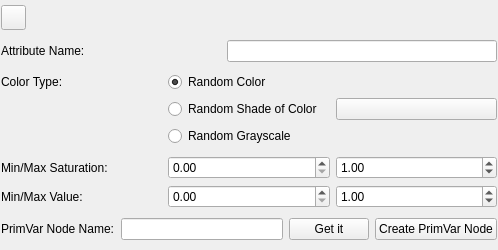
First picture: the form in python/gui/ui/rmanCwidget.ui, repository alijafargholi/prman_rfmPrimVarTool, before the edit.
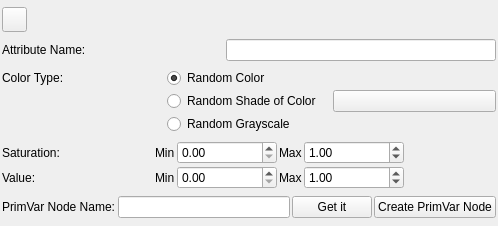
Second picture: the form after the edit.

```diff
--- a/python/gui/ui/rmanCwidget.ui
+++ b/python/gui/ui/rmanCwidget.ui
@@ -7,21 +7,24 @@
     <x>0</x>
     <y>0</y>
     <width>498</width>
-    <height>250</height>
+    <height>226</height>
    </rect>
   </property>
   <property name="maximumSize">
    <size>
     <width>16777215</width>
-    <height>250</height>
+    <height>230</height>
    </size>
   </property>
   <property name="windowTitle">
    <string>Form</string>
   </property>
   <layout class="QVBoxLayout" name="mainLayout">
+   <property name="spacing">
+    <number>2</number>
+   </property>
    <property name="margin">
-    <number>1</number>
+    <number>2</number>
    </property>
    <item>
     <widget class="QPushButton" name="delete_this">
@@ -110,19 +113,60 @@
      <item row="0" column="0">
       <widget class="QLabel" name="label_3">
        <property name="text">
-        <string>Min/Max Saturation:</string>
+        <string>Saturation:</string>
        </property>
       </widget>
      </item>
      <item row="0" column="1">
+      <layout class="QHBoxLayout" name="horizontalLayout_3">
+       <item>
+        <spacer name="horizontalSpacer_3">
+         <property name="orientation">
+          <enum>Qt::Horizontal</enum>
+         </property>
+         <property name="sizeHint" stdset="0">
+          <size>
+           <width>40</width>
+           <height>20</height>
+          </size>
+         </property>
+        </spacer>
+       </item>
+       <item>
+        <widget class="QLabel" name="label_6">
+         <property name="text">
+          <string>Min</string>
+         </property>
+        </widget>
+       </item>
+       <item>
       <widget class="QDoubleSpinBox" name="min_s_value">
+         <property name="minimumSize">
+          <size>
+           <width>100</width>
+           <height>0</height>
+          </size>
+         </property>
        <property name="singleStep">
         <double>0.100000000000000</double>
        </property>
       </widget>
      </item>
-     <item row="0" column="2">
+       <item>
+        <widget class="QLabel" name="label_7">
+         <property name="text">
+          <string>Max</string>
+         </property>
+        </widget>
+       </item>
+       <item>
       <widget class="QDoubleSpinBox" name="max_s_value">
+         <property name="minimumSize">
+          <size>
+           <width>100</width>
+           <height>0</height>
+          </size>
+         </property>
        <property name="singleStep">
         <double>0.100000000000000</double>
        </property>
@@ -130,23 +174,79 @@
         <double>1.000000000000000</double>
        </property>
       </widget>
+       </item>
+       <item>
+        <spacer name="horizontalSpacer">
+         <property name="orientation">
+          <enum>Qt::Horizontal</enum>
+         </property>
+         <property name="sizeHint" stdset="0">
+          <size>
+           <width>40</width>
+           <height>20</height>
+          </size>
+         </property>
+        </spacer>
+       </item>
+      </layout>
      </item>
      <item row="1" column="0">
       <widget class="QLabel" name="label_4">
        <property name="text">
-        <string>Min/Max Value:</string>
+        <string>Value:</string>
        </property>
       </widget>
      </item>
      <item row="1" column="1">
+      <layout class="QHBoxLayout" name="horizontalLayout_4">
+       <item>
+        <spacer name="horizontalSpacer_4">
+         <property name="orientation">
+          <enum>Qt::Horizontal</enum>
+         </property>
+         <property name="sizeHint" stdset="0">
+          <size>
+           <width>40</width>
+           <height>20</height>
+          </size>
+         </property>
+        </spacer>
+       </item>
+       <item>
+        <widget class="QLabel" name="label_8">
+         <property name="text">
+          <string>Min</string>
+         </property>
+        </widget>
+       </item>
+       <item>
       <widget class="QDoubleSpinBox" name="min_v_value">
+         <property name="minimumSize">
+          <size>
+           <width>100</width>
+           <height>0</height>
+          </size>
+         </property>
        <property name="singleStep">
         <double>0.100000000000000</double>
        </property>
       </widget>
      </item>
-     <item row="1" column="2">
+       <item>
+        <widget class="QLabel" name="label_9">
+         <property name="text">
+          <string>Max</string>
+         </property>
+        </widget>
+       </item>
+       <item>
       <widget class="QDoubleSpinBox" name="max_v_value">
+         <property name="minimumSize">
+          <size>
+           <width>100</width>
+           <height>0</height>
+          </size>
+         </property>
        <property name="singleStep">
         <double>0.100000000000000</double>
        </property>
@@ -154,6 +254,21 @@
         <double>1.000000000000000</double>
        </property>
       </widget>
+       </item>
+       <item>
+        <spacer name="horizontalSpacer_2">
+         <property name="orientation">
+          <enum>Qt::Horizontal</enum>
+         </property>
+         <property name="sizeHint" stdset="0">
+          <size>
+           <width>40</width>
+           <height>20</height>
+          </size>
+         </property>
+        </spacer>
+       </item>
+      </layout>
      </item>
     </layout>
    </item>
```
Left out of the diff: 34 changed lines with no effect on the pictures. Lines whose indentation alone changed are shown as unchanged.
